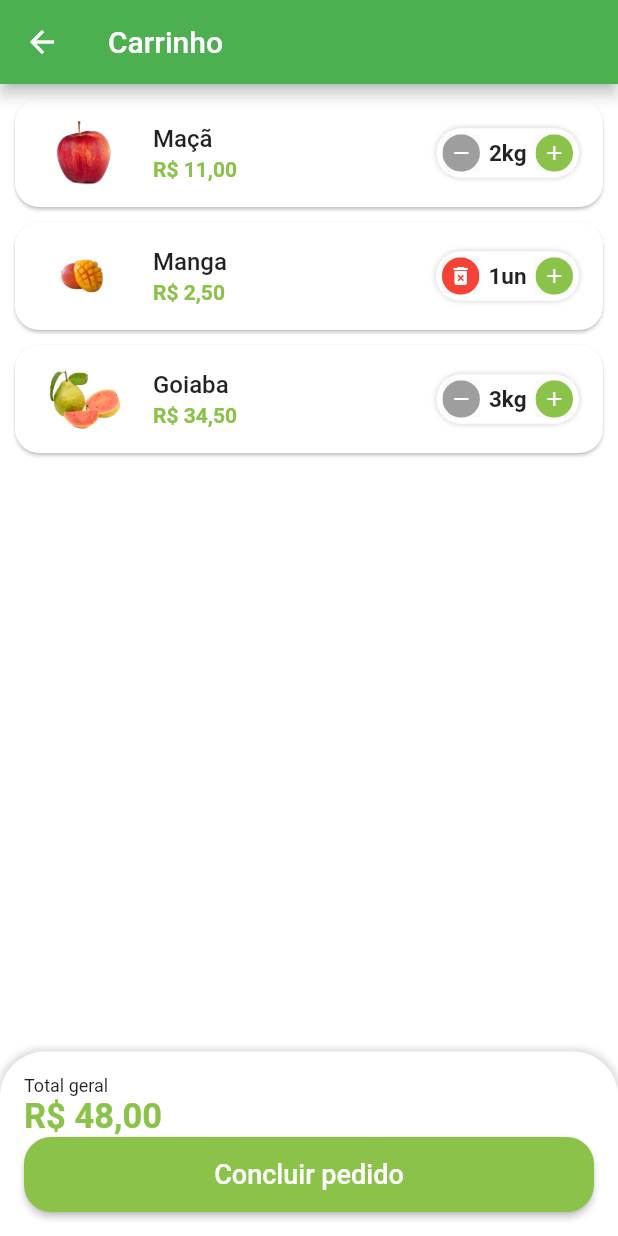
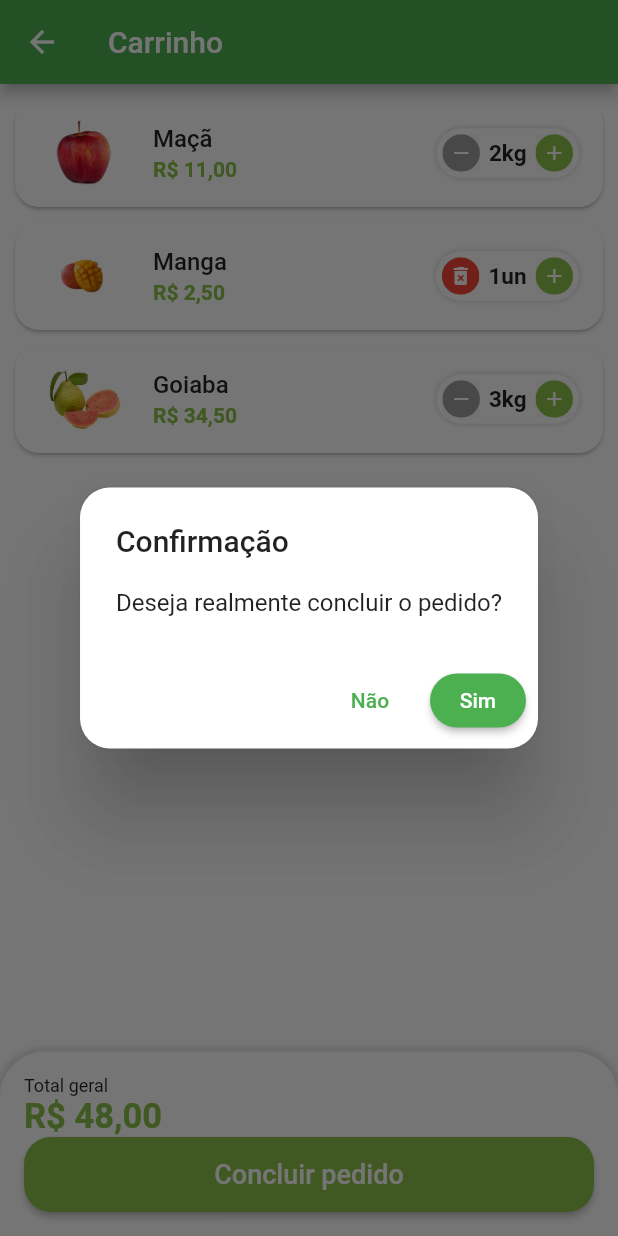
Before and after one commit to emersonmelomartins/flutter-learns, a Flutter app: the CartTab screen opened directly, after a tap on "Concluir pedido", on a phone screen of 412 x 824 dp. Run offline on Flutter 3.47's test engine with Material 2 defaults, Android fonts, the phone set to English and light mode, and no system bars; our stand-ins replace animated_text_kit, badges, fluttertoast, mask_text_input_formatter.

Commit message:
Using showDialog with AlertDialog to confirm order

```diff
--- a/greengrocer/lib/src/pages/cart/cart_tab.dart
+++ b/greengrocer/lib/src/pages/cart/cart_tab.dart
@@ -97,7 +97,11 @@ class _CartTabState extends State<CartTab> {
                         borderRadius: BorderRadius.circular(18),
                       ),
                     ),
-                    onPressed: () {},
+                    onPressed: () async {
+                      bool? result = await showOrderConfirmation();
+
+                      print(result);
+                    },
                     child: const Text(
                       "Concluir pedido",
                       style: TextStyle(
@@ -113,4 +117,37 @@ class _CartTabState extends State<CartTab> {
       ),
     );
   }
+
+  Future<bool?> showOrderConfirmation() {
+    return showDialog(
+        context: context,
+        builder: (context) {
+          return AlertDialog(
+            shape: RoundedRectangleBorder(
+              borderRadius: BorderRadius.circular(20),
+            ),
+            title: const Text("Confirmação"),
+            content: const Text("Deseja realmente concluir o pedido?"),
+            actions: [
+              TextButton(
+                onPressed: () {
+                  Navigator.of(context).pop(false);
+                },
+                child: const Text("Não"),
+              ),
+              ElevatedButton(
+                style: ElevatedButton.styleFrom(
+                  shape: RoundedRectangleBorder(
+                    borderRadius: BorderRadius.circular(20),
+                  ),
+                ),
+                onPressed: () {
+                  Navigator.of(context).pop(true);
+                },
+                child: const Text("Sim"),
+              ),
+            ],
+          );
+        });
+  }
 }
```
